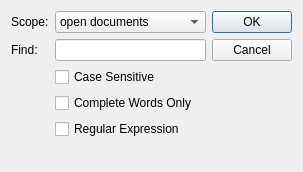
The window that findGlobalDialog.ui (svn2github/texstudio-trunk) describes before a commit, drawn with Qt 5.
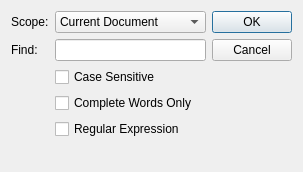
The same window after the commit.

```diff
--- a/findGlobalDialog.ui
+++ b/findGlobalDialog.ui
@@ -28,16 +28,16 @@
        <item row="0" column="1">
         <widget class="QComboBox" name="comboBoxScope">
          <property name="currentIndex">
-          <number>1</number>
+          <number>0</number>
          </property>
          <item>
           <property name="text">
-           <string>current document</string>
+           <string>Current Document</string>
           </property>
          </item>
          <item>
           <property name="text">
-           <string>open documents</string>
+           <string>Open Documents</string>
           </property>
          </item>
         </widget>
```
